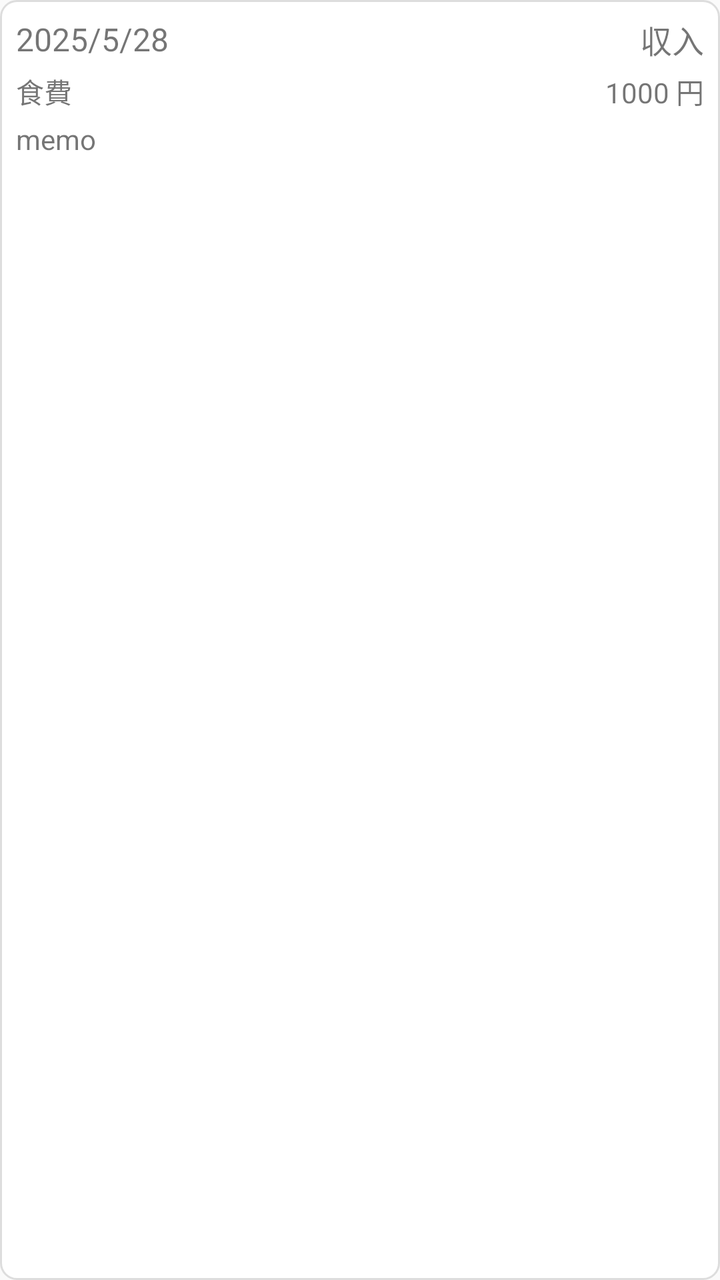
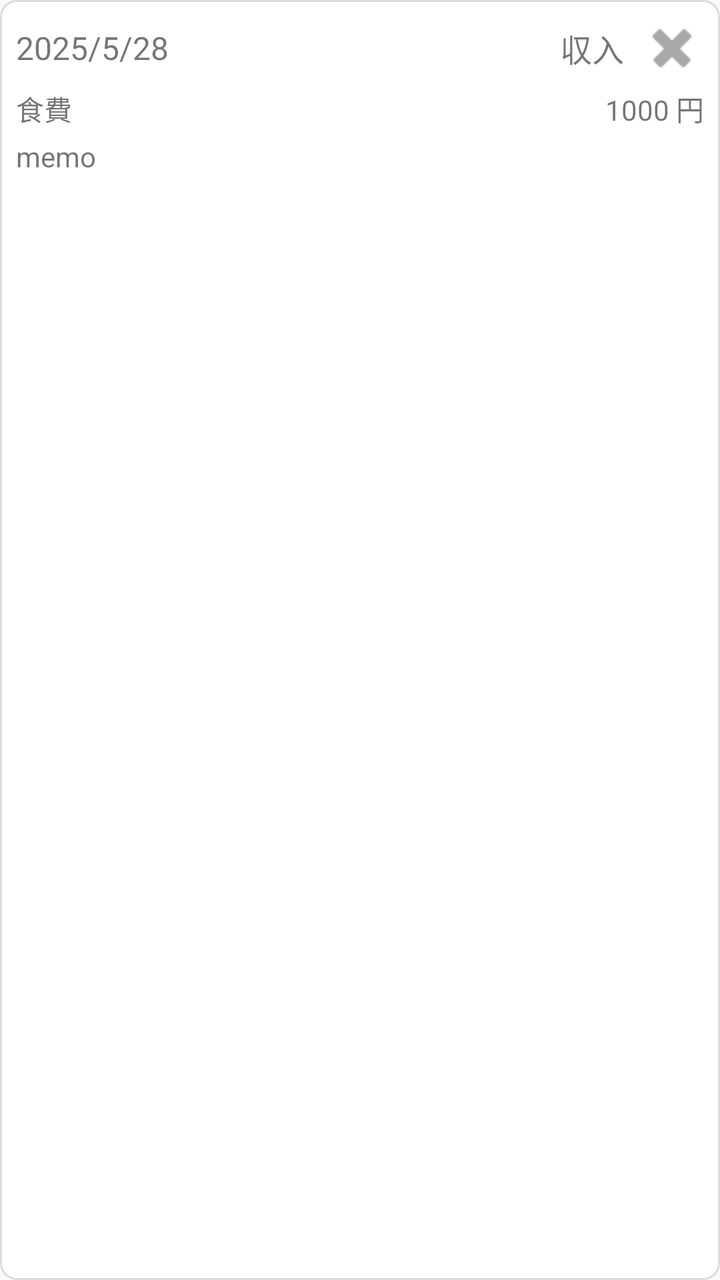

Screens rendered from an Android XML layout before and after an edit, with the pre-edit source and the edit as a unified diff.
<!-- AndroidManifest.xml: application theme Theme.OkoLog -->
<!-- res/layout/item_transaction.xml -->
<?xml version="1.0" encoding="utf-8"?>

<LinearLayout xmlns:android="http://schemas.android.com/apk/res/android"
    android:layout_width="match_parent"
    android:layout_height="wrap_content"
    android:orientation="vertical"
    android:background="@drawable/item_background"
    android:layout_margin="4dp">

    
    <LinearLayout
        android:layout_width="match_parent"
        android:layout_height="wrap_content"
        android:orientation="horizontal"
        android:gravity="center_vertical">

        <TextView
            android:id="@+id/text_date"
            android:layout_width="0dp"
            android:layout_height="wrap_content"
            android:layout_weight="1"
            android:text="2025/5/28"
            android:textSize="16sp" />

        <TextView
            android:id="@+id/text_type"
            android:layout_width="wrap_content"
            android:layout_height="wrap_content"
            android:text="収入"
            android:textSize="16sp" />
    </LinearLayout>

    
    <LinearLayout
        android:layout_width="match_parent"
        android:layout_height="wrap_content"
        android:orientation="horizontal"
        android:layout_marginTop="4dp">

        <TextView
            android:id="@+id/category_text"
            android:layout_width="0dp"
            android:layout_weight="1"
            android:layout_height="wrap_content"
            android:text="食費"
            android:textSize="14sp" />

        <TextView
            android:id="@+id/text_amount"
            android:layout_width="wrap_content"
            android:layout_height="wrap_content"
            android:text="1000 円"
            android:textSize="14sp"/>
    </LinearLayout>

    
    <TextView
        android:id="@+id/text_memo"
        android:layout_width="wrap_content"
        android:layout_height="wrap_content"
        android:text="memo"
        android:textSize="14sp"
        android:layout_marginTop="4dp"/>
</LinearLayout>
<!-- resources referenced by this layout -->
<resources>
  <!-- drawable item_background (drawable) -->
  <?xml version="1.0" encoding="utf-8"?>
  
  <shape xmlns:android="http://schemas.android.com/apk/res/android">
      <solid android:color="#FFFFFF" /> 
      <stroke android:width="1dp" android:color="#DDDDDD" /> 
      <corners android:radius="8dp" /> 
      <padding
          android:bottom="8dp"
          android:left="8dp"
          android:right="8dp"
          android:top="8dp" />
  </shape>
  <style name="Theme.OkoLog" parent="Theme.AppCompat.Light.NoActionBar" />
</resources>

<!-- the commit's change to res/layout/item_transaction.xml (unified diff, before → after) -->
@@ -5,7 +5,8 @@
     android:layout_height="wrap_content"
     android:orientation="vertical"
     android:background="@drawable/item_background"
-    android:layout_margin="4dp">
+    android:layout_margin="4dp"
+    android:padding="8dp">
 
     
     <LinearLayout
@@ -27,7 +28,18 @@
             android:layout_width="wrap_content"
             android:layout_height="wrap_content"
             android:text="収入"
-            android:textSize="16sp" />
+            android:textSize="16sp"
+            android:layout_marginEnd="8dp" />
+
+        
+        <ImageButton
+            android:id="@+id/button_delete"
+            android:layout_width="wrap_content"
+            android:layout_height="wrap_content"
+            android:src="@android:drawable/ic_delete"
+            android:contentDescription="削除"
+            android:background="?attr/selectableItemBackgroundBorderless"
+            android:tint="@color/darker_gray" />
     </LinearLayout>
 
     
<!-- resource entries referenced after the edit -->
@@ -1,5 +1,6 @@
 <!-- resources referenced by this layout -->
 <resources>
+  <color name="darker_gray">#A9A9A9</color>
   <!-- drawable item_background (drawable) -->
   <?xml version="1.0" encoding="utf-8"?>
   
